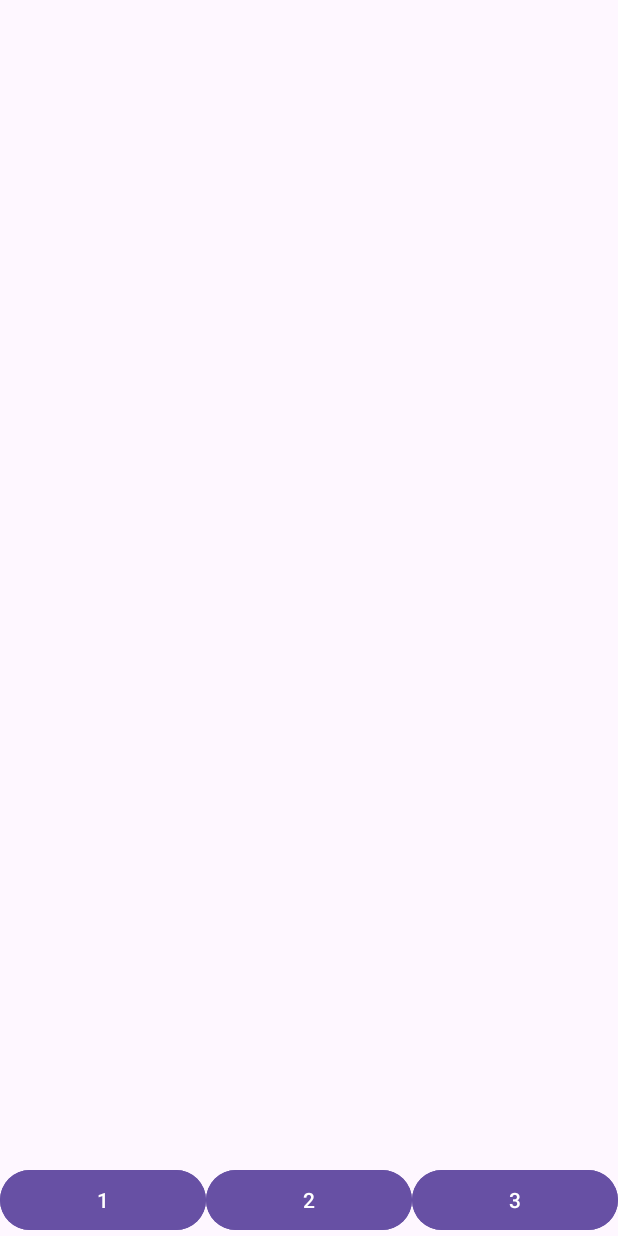
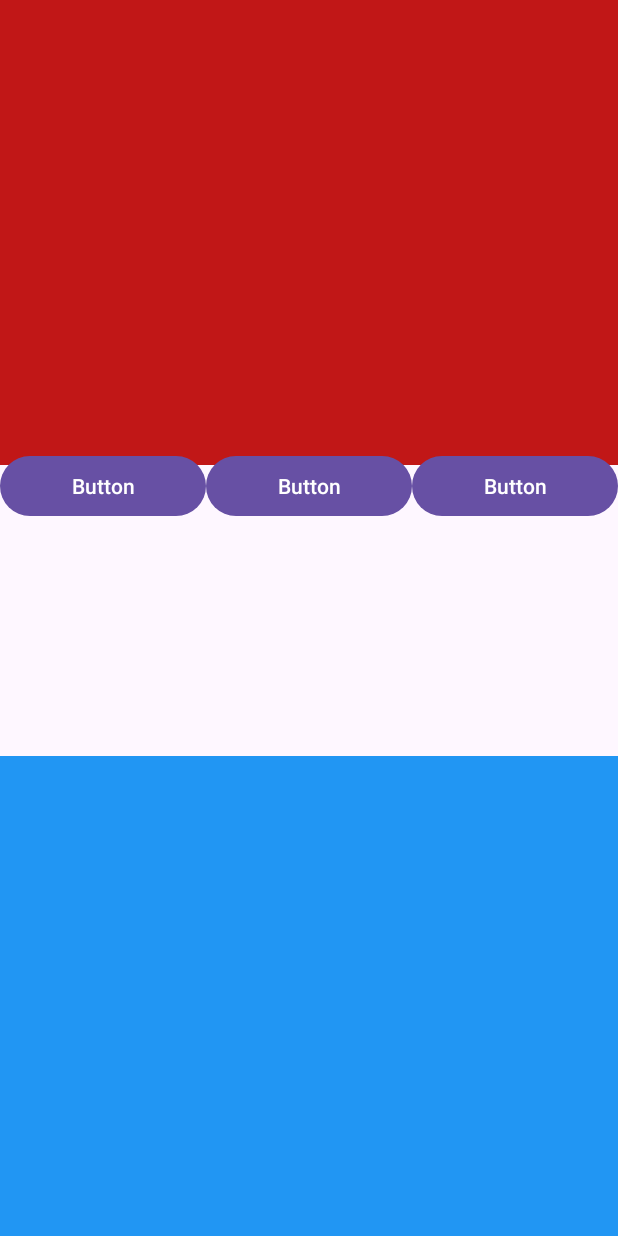
Before and after one commit to aleskeypankratov/ThreeNumberLetterApplication, an Android app: the screen it shows after launch (MainActivity), on a phone screen of 412 x 824 dp. Run offline under Robolectric (Android 15) with nearby library versions, the phone set to English and light mode, and no system bars; 1 statement that could not run was skipped.

Commit message:
refactor: changes

```diff
--- a/app/src/main/java/com/example/threefragmentsapplication/MainActivity.kt
+++ b/app/src/main/java/com/example/threefragmentsapplication/MainActivity.kt
@@ -8,7 +8,7 @@ class MainActivity : AppCompatActivity() {
     override fun onCreate(savedInstanceState: Bundle?) {
         super.onCreate(savedInstanceState)
         setContentView(R.layout.activity_main)
-        supportFragmentManager.beginTransaction().replace(R.id.fragmentMain, MainFragment())
+        supportFragmentManager.beginTransaction().replace(R.id.fragmentNumber, MainFragment())
             .commit()
     }
 }
--- a/app/src/main/java/com/example/threefragmentsapplication/MainFragment.kt
+++ b/app/src/main/java/com/example/threefragmentsapplication/MainFragment.kt
@@ -6,12 +6,18 @@ import android.view.View
 import android.view.ViewGroup
 import android.widget.Button
 import androidx.fragment.app.Fragment
+import com.example.threefragmentsapplication.numberFragment.FirstNumberFragment
+import com.example.threefragmentsapplication.numberFragment.SecondNumberFragment
+import com.example.threefragmentsapplication.numberFragment.ThirdNumberFragment
 
 class MainFragment : Fragment() {
 
     private lateinit var button1: Button
     private lateinit var button2: Button
     private lateinit var button3: Button
+    private lateinit var buttonA: Button
+    private lateinit var buttonB: Button
+    private lateinit var buttonC: Button
 
     override fun onCreateView(
         inflater: LayoutInflater, container: ViewGroup?,
@@ -27,27 +33,39 @@ class MainFragment : Fragment() {
         button2 = view.findViewById(R.id.button2)
         button3 = view.findViewById(R.id.button3)
 
-        val firstFragment = FirstFragment()
-        val secondFragment = SecondFragment()
-        val thirdFragment = ThirdFragment()
+        buttonA = view.findViewById(R.id.buttonA)
+        buttonB = view.findViewById(R.id.buttonB)
+        buttonC = view.findViewById(R.id.buttonC)
 
-        fun addFragment(fragment: Fragment) {
+        val firstFragment = FirstNumberFragment()
+        val secondFragment = SecondNumberFragment()
+        val thirdFragment = ThirdNumberFragment()
+
+        fun addNumberFragment(fragment: Fragment) {
             childFragmentManager.beginTransaction()
-                .replace(R.id.fragmentMain, fragment)
+                .replace(R.id., fragment)
+                .addToBackStack(null)
+                .commit()
+        }
+
+        fun addLetterFragment(fragment: Fragment) {
+
+            childFragmentManager.beginTransaction()
+                .replace(R.id.fragmentNumber, fragment)
                 .addToBackStack(null)
                 .commit()
         }
 
         button1.setOnClickListener {
-            addFragment(firstFragment)
+            addNumberFragment(firstFragment)
         }
 
         button2.setOnClickListener {
-            addFragment(secondFragment)
+            addNumberFragment(secondFragment)
         }
 
         button3.setOnClickListener {
-            addFragment(thirdFragment)
+            addNumberFragment(thirdFragment)
         }
     }
 }
--- a/app/src/main/java/com/example/threefragmentsapplication/FirstFragment.kt
+++ b/app/src/main/java/com/example/threefragmentsapplication/numberFragment/FirstNumberFragment.kt
@@ -1,17 +1,18 @@
-package com.example.threefragmentsapplication
+package com.example.threefragmentsapplication.numberFragment
 
 import android.os.Bundle
 import android.view.LayoutInflater
 import android.view.View
 import android.view.ViewGroup
 import androidx.fragment.app.Fragment
+import com.example.threefragmentsapplication.R
 
-class FirstFragment : Fragment() {
+class FirstNumberFragment : Fragment() {
 
     override fun onCreateView(
         inflater: LayoutInflater, container: ViewGroup?,
         savedInstanceState: Bundle?
     ): View? {
-        return inflater.inflate(R.layout.fragment_first, container, false)
+        return inflater.inflate(R.layout.fragment_first_number, container, false)
     }
 }
--- a/app/src/main/java/com/example/threefragmentsapplication/ThirdFragment.kt
+++ b/app/src/main/java/com/example/threefragmentsapplication/numberFragment/SecondNumberFragment.kt
@@ -1,17 +1,18 @@
-package com.example.threefragmentsapplication
+package com.example.threefragmentsapplication.numberFragment
 
 import android.os.Bundle
 import android.view.LayoutInflater
 import android.view.View
 import android.view.ViewGroup
 import androidx.fragment.app.Fragment
+import com.example.threefragmentsapplication.R
 
-class ThirdFragment : Fragment() {
+class SecondNumberFragment : Fragment() {
 
     override fun onCreateView(
         inflater: LayoutInflater, container: ViewGroup?,
         savedInstanceState: Bundle?
     ): View? {
-        return inflater.inflate(R.layout.fragment_third, container, false)
+        return inflater.inflate(R.layout.fragment_second_number, container, false)
     }
 }
--- a/app/src/main/java/com/example/threefragmentsapplication/SecondFragment.kt
+++ b/app/src/main/java/com/example/threefragmentsapplication/numberFragment/ThirdNumberFragment.kt
@@ -1,17 +1,18 @@
-package com.example.threefragmentsapplication
+package com.example.threefragmentsapplication.numberFragment
 
 import android.os.Bundle
 import android.view.LayoutInflater
 import android.view.View
 import android.view.ViewGroup
 import androidx.fragment.app.Fragment
+import com.example.threefragmentsapplication.R
 
-class SecondFragment : Fragment() {
+class ThirdNumberFragment : Fragment() {
 
     override fun onCreateView(
         inflater: LayoutInflater, container: ViewGroup?,
         savedInstanceState: Bundle?
     ): View? {
-        return inflater.inflate(R.layout.fragment_second, container, false)
+        return inflater.inflate(R.layout.fragment_third_number, container, false)
     }
 }
--- a/app/src/main/res/layout/fragment_second.xml
+++ b/app/src/main/res/layout/fragment_first_number.xml
@@ -3,15 +3,14 @@
     xmlns:tools="http://schemas.android.com/tools"
     android:layout_width="match_parent"
     android:layout_height="match_parent"
-    tools:context=".SecondFragment">
+    tools:context=".numberFragment.FirstNumberFragment">
 
     <!-- TODO: Update blank fragment layout -->
     <TextView
-        android:id="@+id/second"
         android:layout_width="match_parent"
         android:layout_height="match_parent"
         android:gravity="center|center_horizontal"
-        android:text="2"
+        android:text="1"
         android:textSize="48sp" />
 
 </FrameLayout>
--- a/app/src/main/res/layout/fragment_main.xml
+++ b/app/src/main/res/layout/fragment_main.xml
@@ -1,15 +1,71 @@
 <?xml version="1.0" encoding="utf-8"?>
+
 <FrameLayout xmlns:android="http://schemas.android.com/apk/res/android"
+    xmlns:app="http://schemas.android.com/apk/res-auto"
     xmlns:tools="http://schemas.android.com/tools"
-    android:id="@+id/fragmentMain"
     android:layout_width="match_parent"
     android:layout_height="match_parent"
-    tools:context=".MainFragment">
+    tools:context=".letterFragment.ThirdLetterFragment">
+
+    <FrameLayout
+        android:layout_width="match_parent"
+        android:layout_height="320dp"
+        android:layout_gravity="bottom"
+        android:background="#2196F3">
+
+        <androidx.fragment.app.FragmentContainerView
+            android:id="@+id/fragmentContainerView3"
+            android:layout_width="match_parent"
+            android:layout_height="match_parent"
+            android:layout_marginBottom="50sp"
+            android:layout_weight="1" />
+
+    </FrameLayout>
 
     <LinearLayout
         android:layout_width="match_parent"
         android:layout_height="wrap_content"
-        android:layout_gravity="bottom"
+        android:orientation="horizontal">
+
+        <Button
+            android:id="@+id/buttonA"
+            android:layout_width="wrap_content"
+            android:layout_height="wrap_content"
+            android:layout_weight="1"
+            android:text="Button" />
+
+        <Button
+            android:id="@+id/buttonB"
+            android:layout_width="wrap_content"
+            android:layout_height="wrap_content"
+            android:layout_weight="1"
+            android:text="Button" />
+
+        <Button
+            android:id="@+id/buttonC"
+            android:layout_width="wrap_content"
+            android:layout_height="wrap_content"
+            android:layout_weight="1"
+            android:text="Button" />
+    </LinearLayout>
+
+    <FrameLayout
+        android:layout_width="match_parent"
+        android:layout_height="310dp"
+        android:background="#C11717">
+
+        <androidx.fragment.app.FragmentContainerView
+            android:id="@+id/fragmentContainerView2"
+            android:layout_width="match_parent"
+            android:layout_height="match_parent"
+            android:layout_weight="1" />
+
+    </FrameLayout>
+
+    <LinearLayout
+        android:layout_width="match_parent"
+        android:layout_height="67dp"
+        android:layout_marginTop="300sp"
         android:orientation="horizontal">
 
         <Button
@@ -17,21 +73,21 @@
             android:layout_width="wrap_content"
             android:layout_height="wrap_content"
             android:layout_weight="1"
-            android:text="@string/_1" />
+            android:text="Button" />
 
         <Button
             android:id="@+id/button2"
             android:layout_width="wrap_content"
             android:layout_height="wrap_content"
             android:layout_weight="1"
-            android:text="@string/_2" />
+            android:text="Button" />
 
         <Button
             android:id="@+id/button3"
             android:layout_width="wrap_content"
             android:layout_height="wrap_content"
             android:layout_weight="1"
-            android:text="@string/_3" />
+            android:text="Button" />
     </LinearLayout>
 
 </FrameLayout>
--- a/app/src/main/res/layout/fragment_first.xml
+++ b/app/src/main/res/layout/fragment_second_number.xml
@@ -3,14 +3,15 @@
     xmlns:tools="http://schemas.android.com/tools"
     android:layout_width="match_parent"
     android:layout_height="match_parent"
-    tools:context=".FirstFragment">
+    tools:context=".numberFragment.SecondNumberFragment">
 
     <!-- TODO: Update blank fragment layout -->
     <TextView
+        android:id="@+id/second"
         android:layout_width="match_parent"
         android:layout_height="match_parent"
         android:gravity="center|center_horizontal"
-        android:text="1"
+        android:text="2"
         android:textSize="48sp" />
 
 </FrameLayout>
--- a/app/src/main/res/layout/fragment_third.xml
+++ b/app/src/main/res/layout/fragment_third_number.xml
@@ -3,7 +3,7 @@
     xmlns:tools="http://schemas.android.com/tools"
     android:layout_width="match_parent"
     android:layout_height="match_parent"
-    tools:context=".ThirdFragment">
+    tools:context=".numberFragment.ThirdNumberFragment">
 
     <!-- TODO: Update blank fragment layout -->
     <TextView
```
